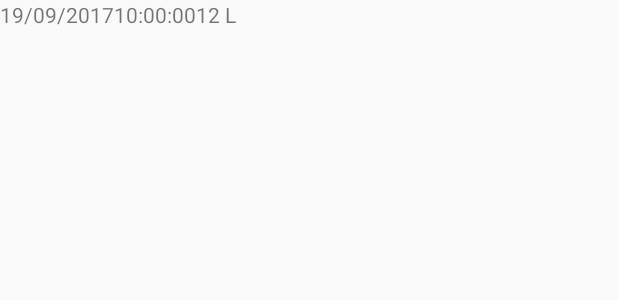
After one commit to ericfab179/SmartCrop, an Android app: the layout recycler_view_view_holder.xml on its own in the app's theme, with its tools: preview values and no code run, on a phone screen of 412 x 824 dp. The commit adds this screen. Shown: the top 300 px of the screen. Run offline under Robolectric (Android 15) with nearby library versions, the phone set to English and light mode, and no system bars.

```diff
--- a/app/src/main/res/layout/activity_login.xml
+++ b/app/src/main/res/layout/activity_login.xml
@@ -13,6 +13,7 @@
     <android.support.constraint.ConstraintLayout
         android:layout_width="match_parent"
         android:layout_height="match_parent"
+        android:background="@drawable/bg"
         tools:context=".view.LoginActivity">
 
         <EditText
--- /dev/null
+++ b/app/src/main/res/layout/recycler_view_view_holder.xml
@@ -0,0 +1,38 @@
+<?xml version="1.0" encoding="utf-8"?>
+<layout  xmlns:android="http://schemas.android.com/apk/res/android"
+    xmlns:tools="http://schemas.android.com/tools">
+
+    <data>
+        <variable
+            name="autoIrrigationTaskViewModel"
+            type="com.smartcrops.ericfab17.smartcrop.viewModel.AutomaticIrrigationTaskViewModel"/>
+    </data>
+    <LinearLayout
+        android:id="@+id/taskLinearLayout"
+        android:orientation="horizontal"
+        android:layout_width="match_parent"
+        android:layout_height="60dp">
+
+        <TextView
+            android:id="@+id/autoIrrigTaskDate"
+            android:layout_width="wrap_content"
+            android:layout_height="match_parent"
+            android:text="@{autoIrrigationTaskViewModel.date}"
+            tools:text="19/09/2017"/>
+        <TextView
+            android:id="@+id/autoIrrigTaskTime"
+            android:layout_width="wrap_content"
+            android:layout_height="match_parent"
+            android:text="@{autoIrrigationTaskViewModel.initTime}"
+            tools:text="10:00:00"/>
+        <TextView
+            android:id="@+id/autoIrrigTaskWater"
+            android:layout_width="wrap_content"
+            android:layout_height="match_parent"
+            android:text="@{autoIrrigationTaskViewModel.water}"
+            tools:text="12 L"/>
+
+
+    </LinearLayout>
+
+</layout>
--- a/app/src/main/res/values/colors.xml
+++ b/app/src/main/res/values/colors.xml
@@ -1,6 +1,6 @@
 <?xml version="1.0" encoding="utf-8"?>
 <resources>
-    <color name="colorPrimary">#3F51B5</color>
-    <color name="colorPrimaryDark">#303F9F</color>
-    <color name="colorAccent">#FF4081</color>
+    <color name="colorPrimary">#df9319</color>
+    <color name="colorPrimaryDark">#b16604</color>
+    <color name="colorAccent">#cc0404</color>
 </resources>
--- a/app/src/main/res/values/strings.xml
+++ b/app/src/main/res/values/strings.xml
@@ -1,3 +1,5 @@
 <resources>
     <string name="app_name">SmartCrop</string>
+    <string name="main_menu_auto_irrigation_lbl">Riego automático</string>
+    <string name="main_menu_sched_irrigation_lbl">Riego por calendario</string>
 </resources>
```
Also changed, not shown: app/build.gradle (+5 -2 lines), app/src/main/AndroidManifest.xml (+9 -2 lines), app/src/main/java/com/smartcrops/ericfab17/smartcrop/model/AutomaticIrrigationTask.java (added, +19 -0 lines), app/src/main/java/com/smartcrops/ericfab17/smartcrop/view/AutomaticIrrigationActivity.java (added, +56 -0 lines), app/src/main/java/com/smartcrops/ericfab17/smartcrop/view/AutomaticIrrigationTaskAdapter.java (added, +64 -0 lines), app/src/main/java/com/smartcrops/ericfab17/smartcrop/view/UserActivity.java (+21 -1 lines), app/src/main/java/com/smartcrops/ericfab17/smartcrop/viewModel/AutomaticIrrigationTaskViewModel.java (added, +34 -0 lines), app/src/main/java/com/smartcrops/ericfab17/smartcrop/viewModel/AutomaticIrrigationViewModel.java (added, +79 -0 lines), app/src/main/java/com/smartcrops/ericfab17/smartcrop/viewModel/LoginViewModel.java (+3 -18 lines), app/src/main/java/com/smartcrops/ericfab17/smartcrop/viewModel/UserViewModel.java (added, +31 -0 lines), app/src/main/res/layout/automatic_irrigation_activity.xml (added, +40 -0 lines), app/src/main/res/layout/user_activity.xml (+79 -4 lines), app/src/main/res/menu/main_menu.xml (added, +9 -0 lines).
